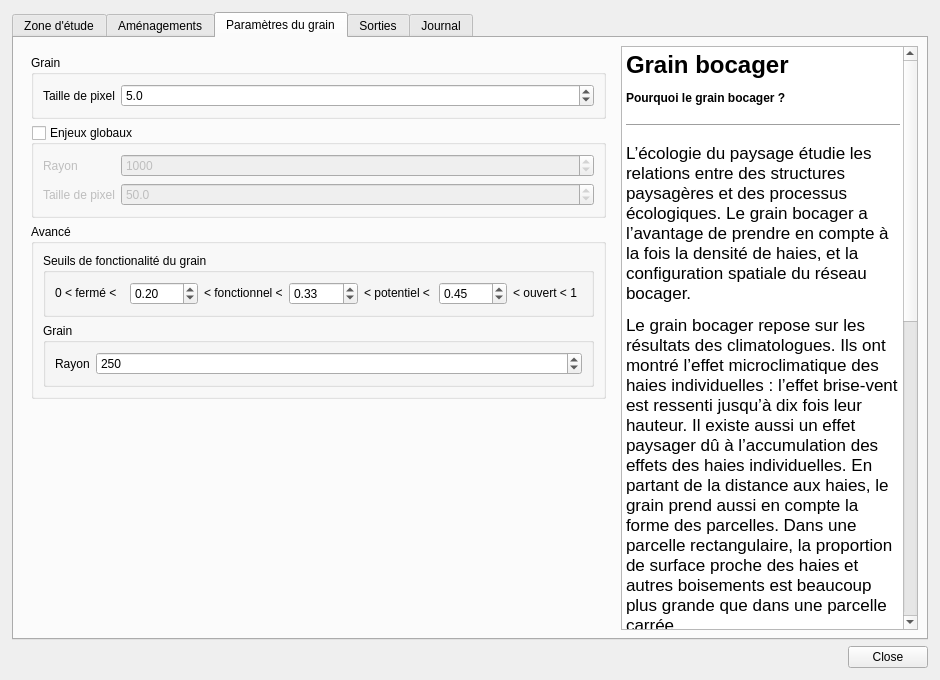
The window that dialogs/chloe_grain_dialog.ui (hboussard/chloe5_qgis) describes before a commit, drawn with Qt 5.
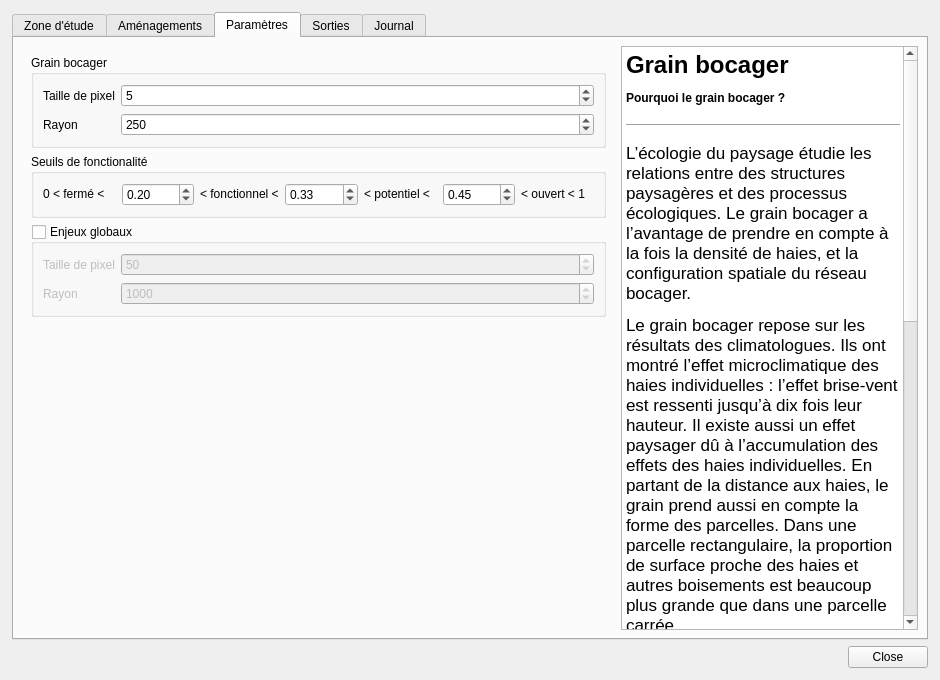
The same window after the commit. The open tabs and pages were chosen to show the change. Custom widgets are drawn as their Qt base class.

Commit message: update plugin Grain Bocager (enjeux et hauteur)

```diff
--- a/dialogs/chloe_grain_dialog.ui
+++ b/dialogs/chloe_grain_dialog.ui
@@ -329,7 +329,7 @@
      </widget>
      <widget class="QWidget" name="tab_parametres">
       <attribute name="title">
-       <string>Paramètres du grain</string>
+       <string>Paramètres</string>
       </attribute>
       <layout class="QHBoxLayout" name="horizontalLayout" stretch="2,1">
        <property name="leftMargin">
@@ -368,25 +368,9 @@
              </size>
             </property>
             <property name="title">
-             <string>Grain</string>
+             <string>Grain bocager</string>
             </property>
             <layout class="QGridLayout" name="gridLayout_2">
-             <item row="0" column="1">
-              <widget class="QDoubleSpinBox" name="doubleSpinBox_pixelSize">
-               <property name="sizePolicy">
-                <sizepolicy hsizetype="MinimumExpanding" vsizetype="Fixed">
-                 <horstretch>0</horstretch>
-                 <verstretch>0</verstretch>
-                </sizepolicy>
-               </property>
-               <property name="decimals">
-                <number>1</number>
-               </property>
-               <property name="value">
-                <double>5.000000000000000</double>
-               </property>
-              </widget>
-             </item>
              <item row="0" column="0">
               <widget class="QLabel" name="label_10">
                <property name="text">
@@ -394,56 +378,28 @@
                </property>
               </widget>
              </item>
-            </layout>
-           </widget>
-          </item>
-          <item>
-           <widget class="QGroupBox" name="groupBox_enjeux">
-            <property name="minimumSize">
-             <size>
-              <width>0</width>
-              <height>50</height>
-             </size>
-            </property>
-            <property name="title">
-             <string>Enjeux globaux</string>
-            </property>
-            <property name="checkable">
-             <bool>true</bool>
-            </property>
-            <property name="checked">
-             <bool>false</bool>
-            </property>
-            <layout class="QGridLayout" name="gridLayout">
+             <item row="0" column="1">
+              <widget class="QSpinBox" name="doubleSpinBox_pixelSize">
+               <property name="sizePolicy">
+                <sizepolicy hsizetype="MinimumExpanding" vsizetype="Fixed">
+                 <horstretch>0</horstretch>
+                 <verstretch>0</verstretch>
+                </sizepolicy>
+               </property>
+               <property name="value">
+                <number>5</number>
+               </property>
+              </widget>
+             </item>
              <item row="1" column="0">
-              <widget class="QLabel" name="label_8">
-               <property name="text">
-                <string>Taille de pixel</string>
-               </property>
-              </widget>
-             </item>
-             <item row="0" column="0">
-              <widget class="QLabel" name="label_7">
+              <widget class="QLabel" name="label_12">
                <property name="text">
                 <string>Rayon</string>
                </property>
               </widget>
              </item>
-             <item row="1" column="2">
-              <widget class="QDoubleSpinBox" name="doubleSpinBox_pixelEnjeux">
-               <property name="decimals">
-                <number>1</number>
-               </property>
-               <property name="value">
-                <double>50.000000000000000</double>
-               </property>
-			   <property name="maximum">
-                <number>1000</number>
-               </property>
-              </widget>
-             </item>
-             <item row="0" column="2">
-              <widget class="QSpinBox" name="spinBox_radiusEnjeux">
+             <item row="1" column="1">
+              <widget class="QSpinBox" name="spinBox_radius">
                <property name="sizePolicy">
                 <sizepolicy hsizetype="Expanding" vsizetype="Fixed">
                  <horstretch>0</horstretch>
@@ -451,28 +407,16 @@
                 </sizepolicy>
                </property>
                <property name="maximum">
-                <number>100000</number>
+                <number>5000</number>
                </property>
                <property name="value">
-                <number>1000</number>
+                <number>250</number>
                </property>
               </widget>
              </item>
             </layout>
            </widget>
           </item>
-          <item>
-           <widget class="QgsCollapsibleGroupBox" name="mGroupBox">
-            <property name="title">
-             <string>Avancé</string>
-            </property>
-            <property name="flat">
-             <bool>true</bool>
-            </property>
-            <property name="collapsed">
-             <bool>true</bool>
-            </property>
-            <layout class="QVBoxLayout" name="verticalLayout">
              <item>
               <widget class="QGroupBox" name="groupBox_seuils">
                <property name="sizePolicy">
@@ -482,7 +426,7 @@
                 </sizepolicy>
                </property>
                <property name="title">
-                <string>Seuils de fonctionalité du grain</string>
+             <string>Seuils de fonctionalité</string>
                </property>
                <layout class="QHBoxLayout" name="horizontalLayout_5">
                 <item>
@@ -556,32 +500,49 @@
               </widget>
              </item>
              <item>
-              <widget class="QGroupBox" name="groupBox_rayonGrain">
-               <property name="sizePolicy">
-                <sizepolicy hsizetype="Preferred" vsizetype="Fixed">
-                 <horstretch>0</horstretch>
-                 <verstretch>0</verstretch>
-                </sizepolicy>
-               </property>
+           <widget class="QGroupBox" name="groupBox_enjeux">
                <property name="minimumSize">
                 <size>
                  <width>0</width>
-                 <height>64</height>
+              <height>50</height>
                 </size>
                </property>
                <property name="title">
-                <string>Grain</string>
-               </property>
-               <layout class="QGridLayout" name="gridLayout_4">
+             <string>Enjeux globaux</string>
+            </property>
+            <property name="checkable">
+             <bool>true</bool>
+            </property>
+            <property name="checked">
+             <bool>false</bool>
+            </property>
+            <layout class="QGridLayout" name="gridLayout">
                 <item row="0" column="0">
-                 <widget class="QLabel" name="label_12">
+              <widget class="QLabel" name="label_8">
                   <property name="text">
-                   <string>Rayon</string>
+                <string>Taille de pixel</string>
                   </property>
                  </widget>
                 </item>
                 <item row="0" column="1">
-                 <widget class="QSpinBox" name="spinBox_radius">
+              <widget class="QSpinBox" name="doubleSpinBox_pixelEnjeux">
+               <property name="value">
+                <number>50</number>
+               </property>
+			   <property name="maximum">
+                <number>1000</number>
+               </property>
+              </widget>
+             </item>
+			 <item row="1" column="0">
+              <widget class="QLabel" name="label_7">
+               <property name="text">
+                <string>Rayon</string>
+               </property>
+              </widget>
+             </item>
+             <item row="1" column="1">
+              <widget class="QSpinBox" name="spinBox_radiusEnjeux">
                   <property name="sizePolicy">
                    <sizepolicy hsizetype="Expanding" vsizetype="Fixed">
                     <horstretch>0</horstretch>
@@ -589,14 +550,11 @@
                    </sizepolicy>
                   </property>
                   <property name="maximum">
-                   <number>5000</number>
+                <number>100000</number>
                   </property>
                   <property name="value">
-                   <number>250</number>
-                  </property>
-                 </widget>
-                </item>
-               </layout>
+                <number>1000</number>
+               </property>
               </widget>
              </item>
             </layout>
```
Left out of the diff: 29 changed lines with no effect on the pictures. Lines whose indentation alone changed are shown as unchanged. The commit also changes 2 other files.
